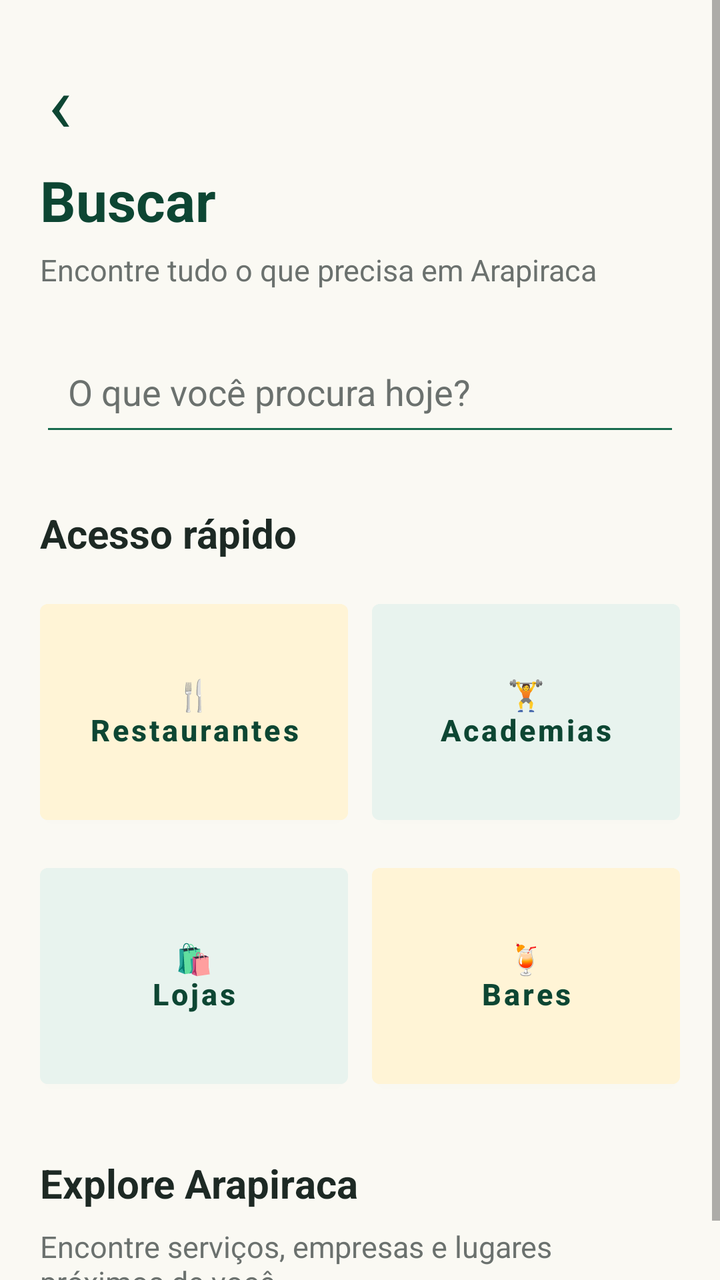
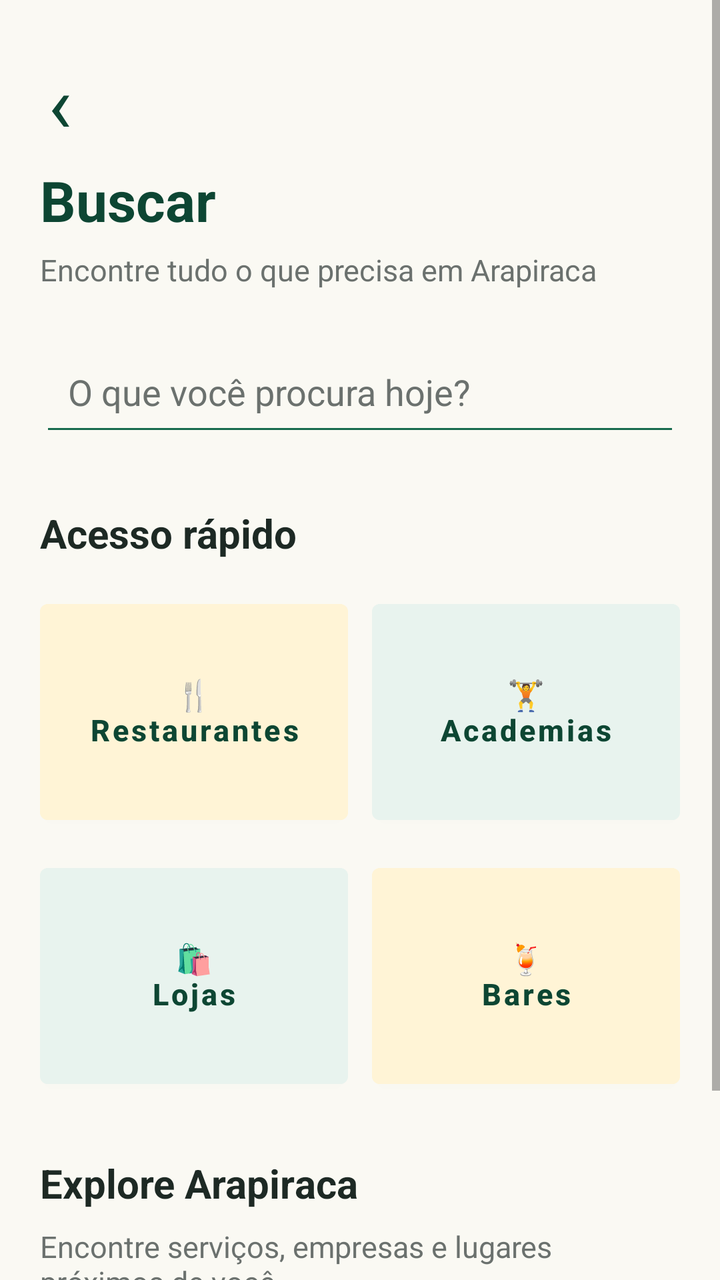

The first picture is an Android layout as it rendered before a commit; the second is the same layout after the commit. The layout source and the unified diff follow.
<!-- AndroidManifest.xml: application theme Theme.ConectArapiraca -->
<!-- res/layout/activity_busca.xml -->
<?xml version="1.0" encoding="utf-8"?>
<ScrollView xmlns:android="http://schemas.android.com/apk/res/android"
    android:layout_width="match_parent"
    android:layout_height="match_parent"
    android:background="@color/background">

    <LinearLayout
        android:layout_width="match_parent"
        android:layout_height="wrap_content"
        android:orientation="vertical"
        android:padding="20dp">

        <TextView
            android:id="@+id/btnVoltarBusca"
            android:layout_width="wrap_content"
            android:layout_height="wrap_content"
            android:text="‹"
            android:textColor="@color/green_dark"
            android:textSize="40sp"
            android:padding="4dp"
            android:clickable="true"
            android:focusable="true" />

        
        <TextView
            android:layout_width="wrap_content"
            android:layout_height="wrap_content"
            android:text="Buscar"
            android:textColor="@color/green_dark"
            android:textSize="28sp"
            android:textStyle="bold" />

        <TextView
            android:layout_width="wrap_content"
            android:layout_height="wrap_content"
            android:layout_marginTop="6dp"
            android:text="Encontre tudo o que precisa em Arapiraca"
            android:textColor="@color/text_secondary"
            android:textSize="15sp" />

        
        <EditText
            android:id="@+id/edtBusca"
            android:layout_width="match_parent"
            android:layout_height="54dp"
            android:layout_marginTop="24dp"
            android:backgroundTint="@color/green_primary"
            android:hint="O que você procura hoje?"
            android:padding="14dp"
            android:singleLine="true"
            android:textColor="@color/text_primary"
            android:textColorHint="@color/text_secondary" />

        
        <TextView
            android:layout_width="wrap_content"
            android:layout_height="wrap_content"
            android:layout_marginTop="30dp"
            android:text="Acesso rápido"
            android:textColor="@color/text_primary"
            android:textSize="20sp"
            android:textStyle="bold" />

        
        <LinearLayout
            android:layout_width="match_parent"
            android:layout_height="wrap_content"
            android:layout_marginTop="16dp"
            android:orientation="horizontal">

            <Button
                android:id="@+id/btnRestaurantes"
                android:layout_width="0dp"
                android:layout_height="120dp"
                android:layout_weight="1"
                android:backgroundTint="@color/gold_light"
                android:text="🍴\nRestaurantes"
                android:textAllCaps="false"
                android:textColor="@color/green_dark"
                android:textSize="15sp"
                android:textStyle="bold" />

            <Button
                android:id="@+id/btnAcademias"
                android:layout_width="0dp"
                android:layout_height="120dp"
                android:layout_marginStart="12dp"
                android:layout_weight="1"
                android:backgroundTint="@color/green_light"
                android:text="🏋\nAcademias"
                android:textAllCaps="false"
                android:textColor="@color/green_dark"
                android:textSize="15sp"
                android:textStyle="bold" />

        </LinearLayout>

        
        <LinearLayout
            android:layout_width="match_parent"
            android:layout_height="wrap_content"
            android:layout_marginTop="12dp"
            android:orientation="horizontal">

            <Button
                android:id="@+id/btnLojas"
                android:layout_width="0dp"
                android:layout_height="120dp"
                android:layout_weight="1"
                android:backgroundTint="@color/green_light"
                android:text="🛍\nLojas"
                android:textAllCaps="false"
                android:textColor="@color/green_dark"
                android:textSize="15sp"
                android:textStyle="bold" />

            <Button
                android:id="@+id/btnBares"
                android:layout_width="0dp"
                android:layout_height="120dp"
                android:layout_marginStart="12dp"
                android:layout_weight="1"
                android:backgroundTint="@color/gold_light"
                android:text="🍹\nBares"
                android:textAllCaps="false"
                android:textColor="@color/green_dark"
                android:textSize="15sp"
                android:textStyle="bold" />

        </LinearLayout>

        
        <TextView
            android:layout_width="wrap_content"
            android:layout_height="wrap_content"
            android:layout_marginTop="30dp"
            android:text="Explore Arapiraca"
            android:textColor="@color/text_primary"
            android:textSize="20sp"
            android:textStyle="bold" />

        <TextView
            android:layout_width="match_parent"
            android:layout_height="wrap_content"
            android:layout_marginTop="8dp"
            android:text="Encontre serviços, empresas e lugares próximos de você."
            android:textColor="@color/text_secondary"
            android:textSize="15sp" />

    </LinearLayout>

</ScrollView>
<!-- resources referenced by this layout -->
<resources>
  <color name="background">#FAF9F3</color>
  <color name="gold_light">#FFF4D6</color>
  <color name="green_dark">#0D4633</color>
  <color name="green_light">#E8F3EE</color>
  <color name="green_primary">#176B4D</color>
  <color name="text_primary">#1D2924</color>
  <color name="text_secondary">#6B716E</color>
  <style name="Theme.ConectArapiraca" parent="Theme.MaterialComponents.DayNight.DarkActionBar">
          
          <item name="colorPrimary">@color/purple_500</item>
          <item name="colorPrimaryVariant">@color/purple_700</item>
          <item name="colorOnPrimary">@color/white</item>
          
          <item name="colorSecondary">@color/teal_200</item>
          <item name="colorSecondaryVariant">@color/teal_700</item>
          <item name="colorOnSecondary">@color/black</item>
          
          <item name="android:statusBarColor">?attr/colorPrimaryVariant</item>
          
      </style>
  <color name="purple_500">#FF6200EE</color>
  <color name="purple_700">#FF3700B3</color>
  <color name="white">#FFFFFF</color>
  <color name="teal_200">#FF03DAC5</color>
  <color name="teal_700">#FF018786</color>
  <color name="black">#000000</color>
</resources>

<!-- the commit's change to res/layout/activity_busca.xml (unified diff, before → after) -->
@@ -147,6 +147,20 @@
             android:textColor="@color/text_secondary"
             android:textSize="15sp" />
 
+
+        <Button
+            android:id="@+id/btnConsultaCep"
+            android:layout_width="match_parent"
+            android:layout_height="56dp"
+            android:layout_marginTop="24dp"
+            android:backgroundTint="@color/green_primary"
+            android:text="Consultar CEP"
+            android:textAllCaps="false"
+            android:textColor="@color/white"
+            android:textSize="16sp"
+            android:textStyle="bold" />
+
+
     </LinearLayout>
 
 </ScrollView>
